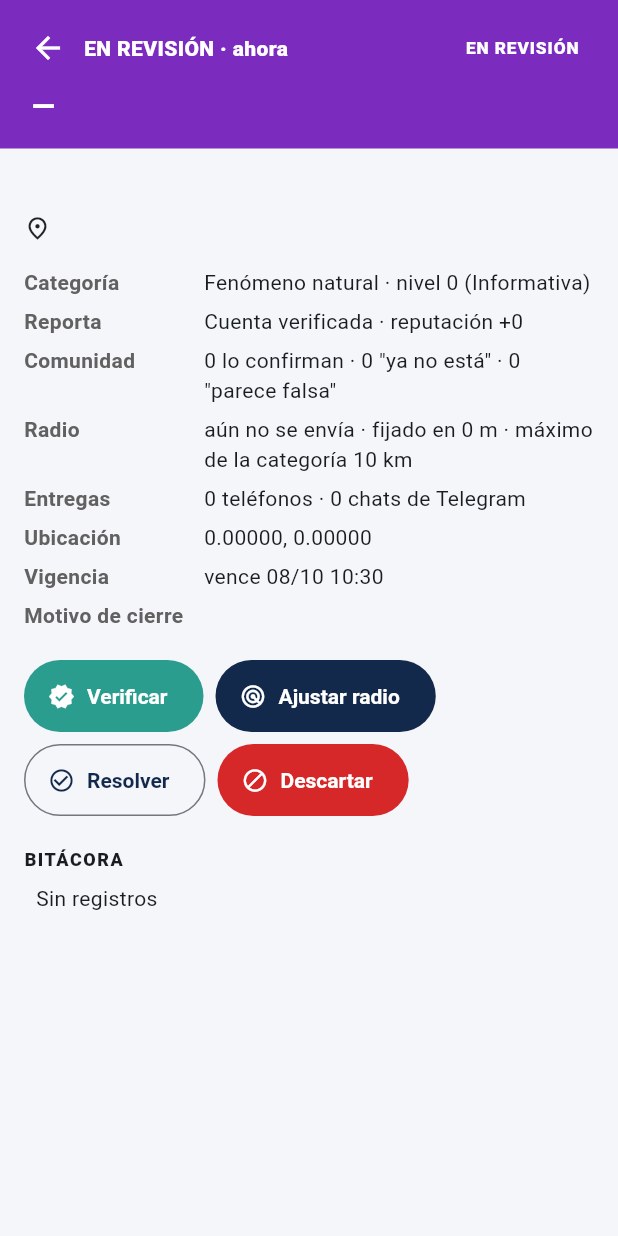
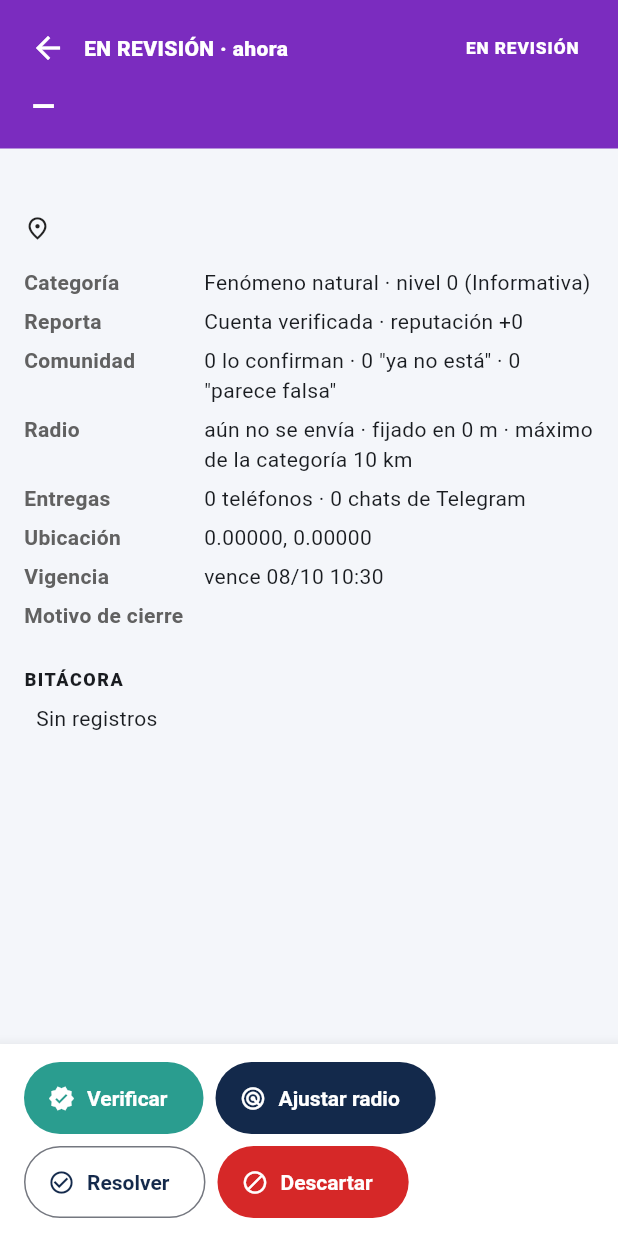
Before and after one commit to Maruchan35/ALERTA-TEMPRANA, a Flutter app: the DetallePanel widget shown alone on an empty page, opened directly with empty values, on a phone screen of 412 x 824 dp. Run offline on Flutter 3.47's test engine with Material 3 defaults, Android fonts, the phone set to English and light mode, and no system bars; our stand-ins replace firebase_core, firebase_messaging, flutter_image_compress, flutter_local_notifications, flutter_map, geolocator and 5 more; missing offline and left inert: workmanager; accounts and stored records are empty.

Commit message:
Panel: acciones del validador en una barra fija; documentación de despliegue y guion de la demo
Las acciones (Verificar, Ajustar radio, Resolver, Descartar) quedaban al final de una lista
larga y había que desplazarse para verlas. Ahora están siempre visibles.

Co-Authored-By: Claude Opus 5.5 <noreply@anthropic.com>

```diff
--- a/panel/lib/pantallas/detalle_panel.dart
+++ b/panel/lib/pantallas/detalle_panel.dart
@@ -226,38 +226,6 @@ class _DetallePanelState extends State<DetallePanel> {
                     'Nunca publiques domicilios.',
                   ),
                 ),
-              const SizedBox(height: 16),
-              if (a.estado.abierta)
-                Wrap(
-                  spacing: 8,
-                  runSpacing: 8,
-                  children: [
-                    if (a.estado != EstadoAlerta.verificada)
-                      FilledButton.icon(
-                        style: FilledButton.styleFrom(backgroundColor: Colores.verde),
-                        onPressed: _ocupado ? null : () => _accion(AccionValidador.verificar),
-                        icon: const Icon(Icons.verified),
-                        label: const Text('Verificar'),
-                      ),
-                    FilledButton.icon(
-                      style: FilledButton.styleFrom(backgroundColor: Colores.marino),
-                      onPressed: _ocupado ? null : () => _accion(AccionValidador.ajustarRadio),
-                      icon: const Icon(Icons.radar),
-                      label: const Text('Ajustar radio'),
-                    ),
-                    OutlinedButton.icon(
-                      onPressed: _ocupado ? null : () => _accion(AccionValidador.resolver),
-                      icon: const Icon(Icons.check_circle_outline),
-                      label: const Text('Resolver'),
-                    ),
-                    FilledButton.icon(
-                      style: FilledButton.styleFrom(backgroundColor: Colores.rojo),
-                      onPressed: _ocupado ? null : () => _accion(AccionValidador.descartar),
-                      icon: const Icon(Icons.block),
-                      label: const Text('Descartar'),
-                    ),
-                  ],
-                ),
               if (widget.servicio is ServicioDemo && a.estado.activa) ...[
                 const SizedBox(height: 12),
                 Wrap(
@@ -307,6 +275,45 @@ class _DetallePanelState extends State<DetallePanel> {
             ],
           ),
         ),
+        // Acciones siempre visibles (no hay que desplazarse para verificar o descartar)
+        if (a.estado.abierta)
+          Material(
+            elevation: 8,
+            color: Colors.white,
+            child: Padding(
+              padding: const EdgeInsets.fromLTRB(16, 12, 16, 12),
+              child: Wrap(
+                spacing: 8,
+                runSpacing: 8,
+                children: [
+                  if (a.estado != EstadoAlerta.verificada)
+                    FilledButton.icon(
+                      style: FilledButton.styleFrom(backgroundColor: Colores.verde),
+                      onPressed: _ocupado ? null : () => _accion(AccionValidador.verificar),
+                      icon: const Icon(Icons.verified),
+                      label: const Text('Verificar'),
+                    ),
+                  FilledButton.icon(
+                    style: FilledButton.styleFrom(backgroundColor: Colores.marino),
+                    onPressed: _ocupado ? null : () => _accion(AccionValidador.ajustarRadio),
+                    icon: const Icon(Icons.radar),
+                    label: const Text('Ajustar radio'),
+                  ),
+                  OutlinedButton.icon(
+                    onPressed: _ocupado ? null : () => _accion(AccionValidador.resolver),
+                    icon: const Icon(Icons.check_circle_outline),
+                    label: const Text('Resolver'),
+                  ),
+                  FilledButton.icon(
+                    style: FilledButton.styleFrom(backgroundColor: Colores.rojo),
+                    onPressed: _ocupado ? null : () => _accion(AccionValidador.descartar),
+                    icon: const Icon(Icons.block),
+                    label: const Text('Descartar'),
+                  ),
+                ],
+              ),
+            ),
+          ),
       ],
     );
   }
```
Also changed, not shown: 3 other files.
